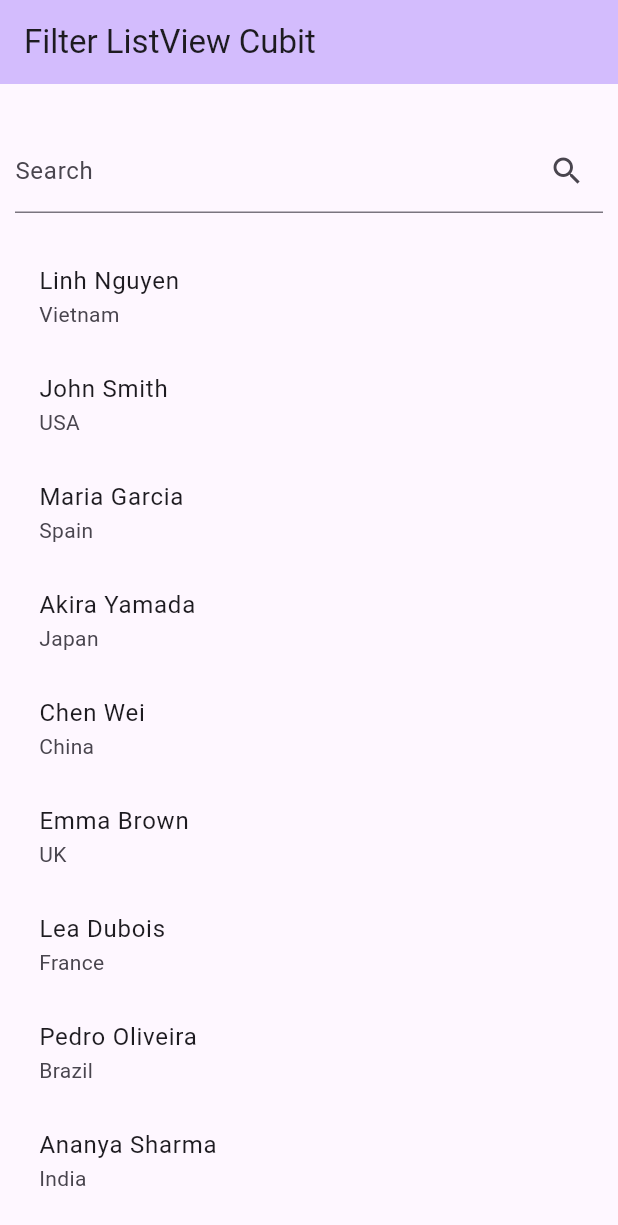
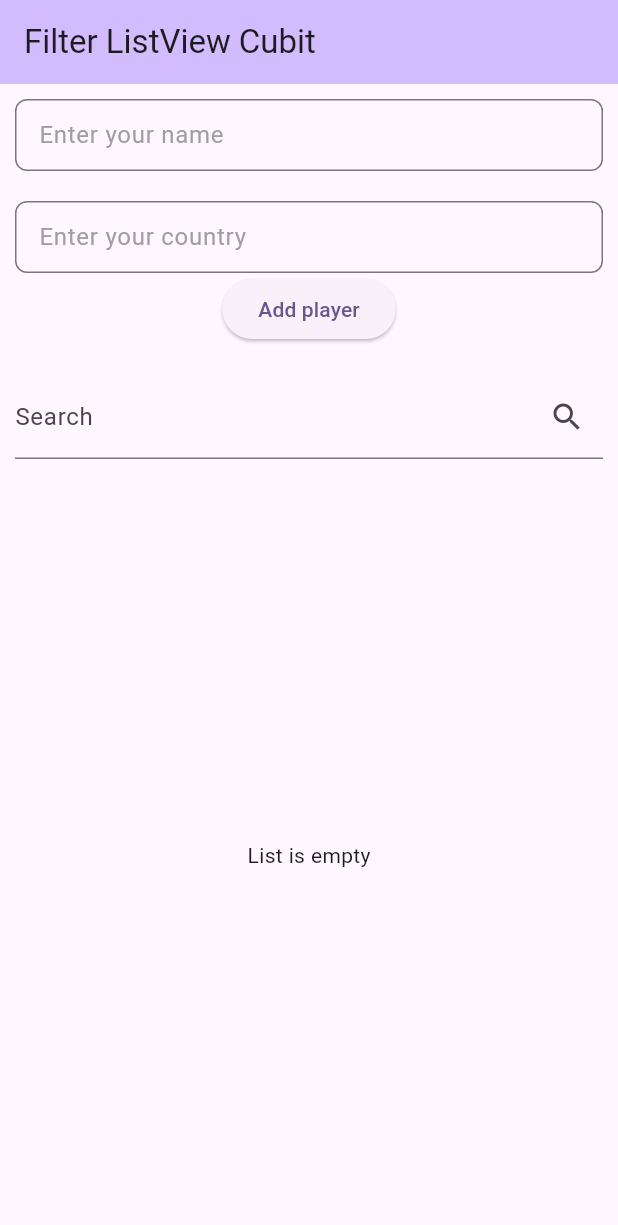
Before and after one commit to trmylinh/flutter_bloc_cubit, a Flutter app: the screen it shows after launch, on a phone screen of 412 x 824 dp. Shown: the top 1225 px of the screen. Run offline on Flutter 3.47's test engine with Material 3 defaults, Android fonts, the light colour scheme and no system bars; our stand-ins replace bloc, equatable, flutter_bloc.

Commit message:
add, remove item using cubit

```diff
--- a/filter_search_listview_cubit/lib/cubit/player_cubit.dart
+++ b/filter_search_listview_cubit/lib/cubit/player_cubit.dart
@@ -1,14 +1,18 @@
 import 'package:bloc/bloc.dart';
-import 'package:meta/meta.dart';
+import 'package:filter_search_listview_cubit/player.dart';
+import 'package:flutter/material.dart';
 
 part 'player_state.dart';
 
 class PlayerCubit extends Cubit<PlayerState> {
-  PlayerCubit() : super(PlayerInitialState(allPlayers));
+  List<Player> players = [];
+  TextEditingController nameEditingController = TextEditingController();
+  TextEditingController countryEditingController = TextEditingController();
+  PlayerCubit() : super(PlayerInitialState([]));
 
   void filterPlayer(String name) {
     if (name.isEmpty) {
-      emit(PlayerInitialState(allPlayers));
+      emit(PlayerInitialState(players));
     } else {
       final filteredList = allPlayers
           .where((player) => player['name']
@@ -16,7 +20,32 @@ class PlayerCubit extends Cubit<PlayerState> {
               .toLowerCase()
               .contains(name.toLowerCase()))
           .toList();
-      emit(PlayerFilterState(filteredList));
+      emit(PlayerFilterState([]));
     }
   }
+
+  void addPlayer(String name, String country) {
+    if (name.isEmpty && country.isEmpty) {
+      emit(PlayerInitialState([]));
+    } else {
+      players.add(Player(name, country));
+      emit(PlayerUpdatedState(players));
+      nameEditingController.clear();
+      countryEditingController.clear();
+    }
+  }
+
+  void removePlayer(int index) {
+    players.removeAt(index);
+    if (players.isEmpty) {
+      emit(PlayerInitialState([]));
+    } else {
+      emit(PlayerUpdatedState(players));
+    }
+  }
+
+  void dispose() {
+    nameEditingController.dispose();
+    countryEditingController.dispose();
+  }
 }
--- a/filter_search_listview_cubit/lib/cubit/player_state.dart
+++ b/filter_search_listview_cubit/lib/cubit/player_state.dart
@@ -16,11 +16,16 @@ final List<Map<String, dynamic>> allPlayers = [
 sealed class PlayerState {}
 
 final class PlayerInitialState extends PlayerState {
-  final List<Map<String, dynamic>> players;
+  final List<Player> players;
   PlayerInitialState(this.players);
 }
 
 final class PlayerFilterState extends PlayerState {
-  final List<Map<String, dynamic>> filterPlayers;
+  final List<Player> filterPlayers;
   PlayerFilterState(this.filterPlayers);
 }
+
+final class PlayerUpdatedState extends PlayerState {
+  final List<Player> updatedPlayers;
+  PlayerUpdatedState(this.updatedPlayers);
+}
--- a/filter_search_listview_cubit/lib/main.dart
+++ b/filter_search_listview_cubit/lib/main.dart
@@ -1,4 +1,5 @@
 import 'package:filter_search_listview_cubit/cubit/player_cubit.dart';
+import 'package:filter_search_listview_cubit/player.dart';
 import 'package:flutter/material.dart';
 import 'package:flutter_bloc/flutter_bloc.dart';
 
@@ -37,6 +38,12 @@ class MyHomePage extends StatefulWidget {
 
 class _MyHomePageState extends State<MyHomePage> {
   @override
+  void dispose() {
+    context.read<PlayerCubit>().dispose();
+    super.dispose();
+  }
+
+  @override
   Widget build(BuildContext context) {
     return Scaffold(
       appBar: AppBar(
@@ -47,6 +54,38 @@ class _MyHomePageState extends State<MyHomePage> {
         padding: const EdgeInsets.all(10),
         child: Column(
           children: [
+            TextField(
+              controller: context.read<PlayerCubit>().nameEditingController,
+              decoration: const InputDecoration(
+                hintText: 'Enter your name',
+                hintStyle: TextStyle(color: Colors.grey),
+                border: OutlineInputBorder(
+                    borderRadius: BorderRadius.all(Radius.circular(8))),
+                isDense: true,
+              ),
+            ),
+            const SizedBox(
+              height: 20,
+            ),
+            TextField(
+              controller: context.read<PlayerCubit>().countryEditingController,
+              decoration: const InputDecoration(
+                hintText: 'Enter your country',
+                hintStyle: TextStyle(color: Colors.grey),
+                border: OutlineInputBorder(
+                    borderRadius: BorderRadius.all(Radius.circular(8))),
+                isDense: true,
+              ),
+            ),
+            ElevatedButton(
+              onPressed: () {
+                context.read<PlayerCubit>().addPlayer(
+                      context.read<PlayerCubit>().nameEditingController.text,
+                      context.read<PlayerCubit>().countryEditingController.text,
+                    );
+              },
+              child: const Text("Add player"),
+            ),
             const SizedBox(
               height: 20,
             ),
@@ -63,9 +102,11 @@ class _MyHomePageState extends State<MyHomePage> {
             Expanded(child: BlocBuilder<PlayerCubit, PlayerState>(
               builder: (context, state) {
                 if (state is PlayerInitialState) {
-                  return buildPlayerList(state.players);
+                  return buildEmptyList();
                 } else if (state is PlayerFilterState) {
                   return buildPlayerList(state.filterPlayers);
+                } else if (state is PlayerUpdatedState) {
+                  return buildPlayerList(state.updatedPlayers);
                 }
                 return Container();
               },
@@ -76,15 +117,29 @@ class _MyHomePageState extends State<MyHomePage> {
     );
   }
 
-  Widget buildPlayerList(List<Map<String, dynamic>> players) {
+  Widget buildPlayerList(List<Player> players) {
     return ListView.builder(
       itemBuilder: (context, index) {
         return ListTile(
-          title: Text(players[index]['name']),
-          subtitle: Text(players[index]['country']),
+          title: Text(players[index].name),
+          subtitle: Text(players[index].country),
+          trailing: IconButton(
+            icon: const Icon(Icons.delete),
+            color: Colors.red,
+            onPressed: () {
+              context.read<PlayerCubit>().removePlayer(index);
+            },
+          ),
         );
       },
       itemCount: players.length,
+      padding: EdgeInsets.zero,
+    );
+  }
+
+  Widget buildEmptyList() {
+    return const Center(
+      child: Text("List is empty"),
     );
   }
 }
--- /dev/null
+++ b/filter_search_listview_cubit/lib/player.dart
@@ -0,0 +1,6 @@
+class Player {
+  final String name;
+  final String country;
+
+  Player(this.name, this.country);
+}
```
